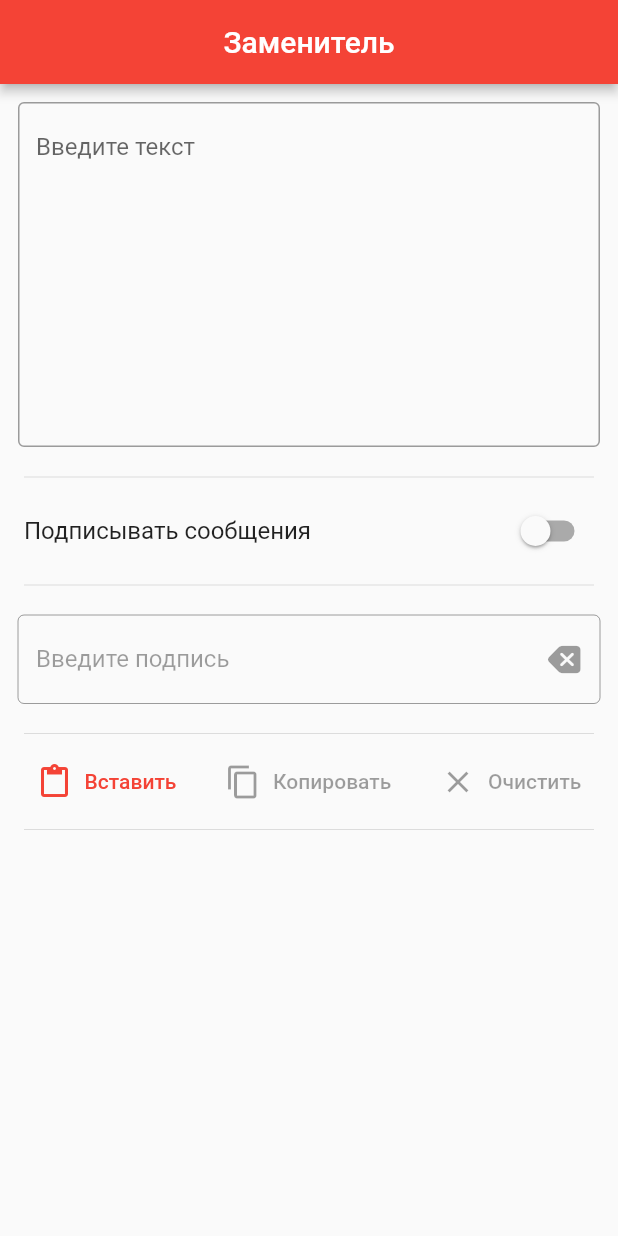
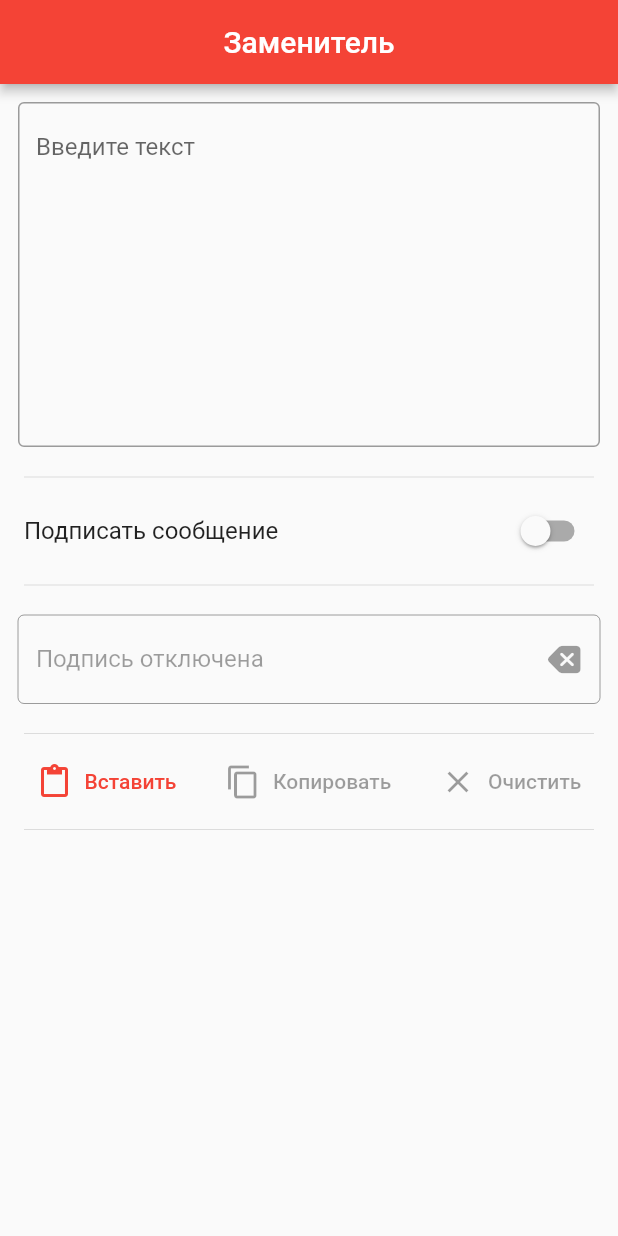
Before and after one commit to JMApps/replacer, a Flutter app: the screen it shows after launch, on a phone screen of 412 x 824 dp. Run offline on Flutter 3.47's test engine with Material 2 defaults, Android fonts, the phone set to English and light mode, and no system bars; our stand-ins replace shared_preferences; missing offline and left inert: clipboard.

Commit message:
Ready for work

```diff
--- a/lib/pages/main_page.dart
+++ b/lib/pages/main_page.dart
@@ -1,13 +1,29 @@
 import 'package:flutter/material.dart';
+import 'package:replacer/provider/sign_content_text_field_state.dart';
+import 'package:replacer/provider/switch_sign_button_state.dart';
 import 'package:replacer/widgets/clear_text_button.dart';
 import 'package:replacer/widgets/copy_text_button.dart';
 import 'package:replacer/widgets/main_context_text_filed.dart';
 import 'package:replacer/widgets/paste_text_button.dart';
 import 'package:replacer/widgets/sign_context_text_filed.dart';
 import 'package:replacer/widgets/switch_sign_content.dart';
+import 'package:provider/provider.dart';
 
-class MainPage extends StatelessWidget {
+class MainPage extends StatefulWidget {
   const MainPage({Key? key}) : super(key: key);
+
+  @override
+  _MainPageState createState() => _MainPageState();
+}
+
+class _MainPageState extends State<MainPage> {
+
+  @override
+  void initState() {
+    context.read<SwitchSignButtonState>().loadStateButton();
+    context.read<SignContentTextFieldState>().loadLastSignText();
+    super.initState();
+  }
 
   @override
   Widget build(BuildContext context) {
--- a/lib/provider/main_content_text_field_state.dart
+++ b/lib/provider/main_content_text_field_state.dart
@@ -9,6 +9,9 @@ class MainContentTextFieldState with ChangeNotifier {
 
   String get getMainContentInputText => _mainContentInputText;
 
+  final List<String> coded = ['а', 'о', 'с', 'х', 'р', 'у',];
+  final List<String> decoded = ['a', 'o', 'c', 'x', 'p', 'y'];
+
   updateMainContentInputText(String newText) {
     _mainContentInputText = newText;
     notifyListeners();
@@ -19,4 +22,10 @@ class MainContentTextFieldState with ChangeNotifier {
     _mainContentInputText = _mainContentInputTextController.text;
     notifyListeners();
   }
+
+  replaceAllText() {
+    Map<String, String> map = Map.fromIterables(coded, decoded);
+    _mainContentInputText = map.entries.fold(_mainContentInputText, (previousValue, element) => previousValue.replaceAll(element.key, element.value));
+    notifyListeners();
+  }
 }
--- a/lib/provider/sign_content_text_field_state.dart
+++ b/lib/provider/sign_content_text_field_state.dart
@@ -1,4 +1,5 @@
 import 'package:flutter/material.dart';
+import 'package:shared_preferences/shared_preferences.dart';
 
 class SignContentTextFieldState with ChangeNotifier {
   final _signContentInputTextController = TextEditingController();
@@ -19,4 +20,14 @@ class SignContentTextFieldState with ChangeNotifier {
     _signContentInputText = _signContentInputTextController.text;
     notifyListeners();
   }
+
+  saveLastSignText(String lastText) async {
+    final preferences = await SharedPreferences.getInstance();
+    preferences.setString('key_sign_content_text', lastText);
+  }
+
+  loadLastSignText() async {
+    final preferences = await SharedPreferences.getInstance();
+    _signContentInputTextController.text = preferences.getString('key_sign_content_text') ?? '';
+  }
 }
--- a/lib/provider/switch_sign_button_state.dart
+++ b/lib/provider/switch_sign_button_state.dart
@@ -1,4 +1,5 @@
 import 'package:flutter/material.dart';
+import 'package:shared_preferences/shared_preferences.dart';
 
 class SwitchSignButtonState with ChangeNotifier {
   bool _buttonState = false;
@@ -9,4 +10,14 @@ class SwitchSignButtonState with ChangeNotifier {
     _buttonState = newState;
     notifyListeners();
   }
+
+  saveStateButton(bool state) async {
+    final preferences = await SharedPreferences.getInstance();
+    preferences.setBool('key_sign_button_state', state);
+  }
+
+  loadStateButton() async {
+    final preferences = await SharedPreferences.getInstance();
+    _buttonState = preferences.getBool('key_sign_button_state') ?? false;
+  }
 }
--- a/lib/widgets/sign_context_text_filed.dart
+++ b/lib/widgets/sign_context_text_filed.dart
@@ -12,7 +12,7 @@ class SignContentTextField extends StatelessWidget {
     return Padding(
       padding: const EdgeInsets.all(12),
       child: TextField(
-        textInputAction: TextInputAction.done,
+        textInputAction: TextInputAction.go,
         controller: context.watch<SignContentTextFieldState>().getSignContentInputTextController,
         enabled: context.watch<SwitchSignButtonState>().getButtonState,
         decoration: InputDecoration(
@@ -24,10 +24,13 @@ class SignContentTextField extends StatelessWidget {
             },
           ),
           border: const OutlineInputBorder(),
-          labelText: 'Введите подпись',
+          labelText: context.watch<SwitchSignButtonState>().getButtonState ? 'Введите подпись' : 'Подпись отключена',
         ),
         onChanged: (text) {
           context.read<SignContentTextFieldState>().updateSignContentInputText(text);
+        },
+        onSubmitted: (text) {
+          context.read<SignContentTextFieldState>().saveLastSignText(text);
         },
       ),
     );
--- a/lib/widgets/switch_sign_content.dart
+++ b/lib/widgets/switch_sign_content.dart
@@ -8,11 +8,12 @@ class SwitchSignContent extends StatelessWidget {
   @override
   Widget build(BuildContext context) {
     return SwitchListTile(
-      title: const Text('Подписывать сообщения'),
+      title: const Text('Подписать сообщение'),
       contentPadding: const EdgeInsets.symmetric(horizontal: 16),
       activeColor: Colors.blue,
       value: context.watch<SwitchSignButtonState>().getButtonState,
       onChanged: (value) {
+        context.read<SwitchSignButtonState>().saveStateButton(value);
         context.read<SwitchSignButtonState>().updateButtonState(value);
       },
     );
--- a/pubspec.yaml
+++ b/pubspec.yaml
@@ -14,6 +14,7 @@ dependencies:
   cupertino_icons: ^1.0.3
   provider: ^6.0.1
   clipboard: ^0.1.3
+  shared_preferences: ^2.0.8
 
 dev_dependencies:
   flutter_test:
```
Also changed, not shown: lib/widgets/clear_text_button.dart (+17 -0 lines), lib/widgets/copy_text_button.dart (+23 -5 lines), pubspec.lock, 6 other files.
